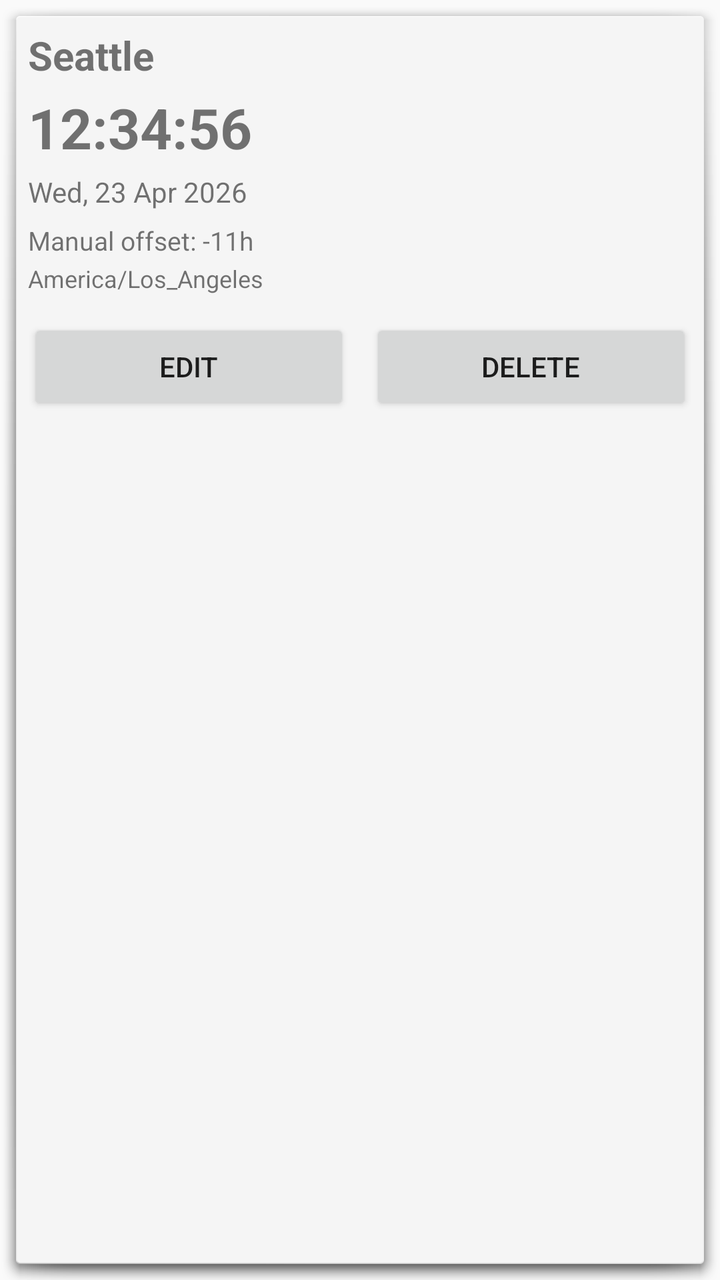
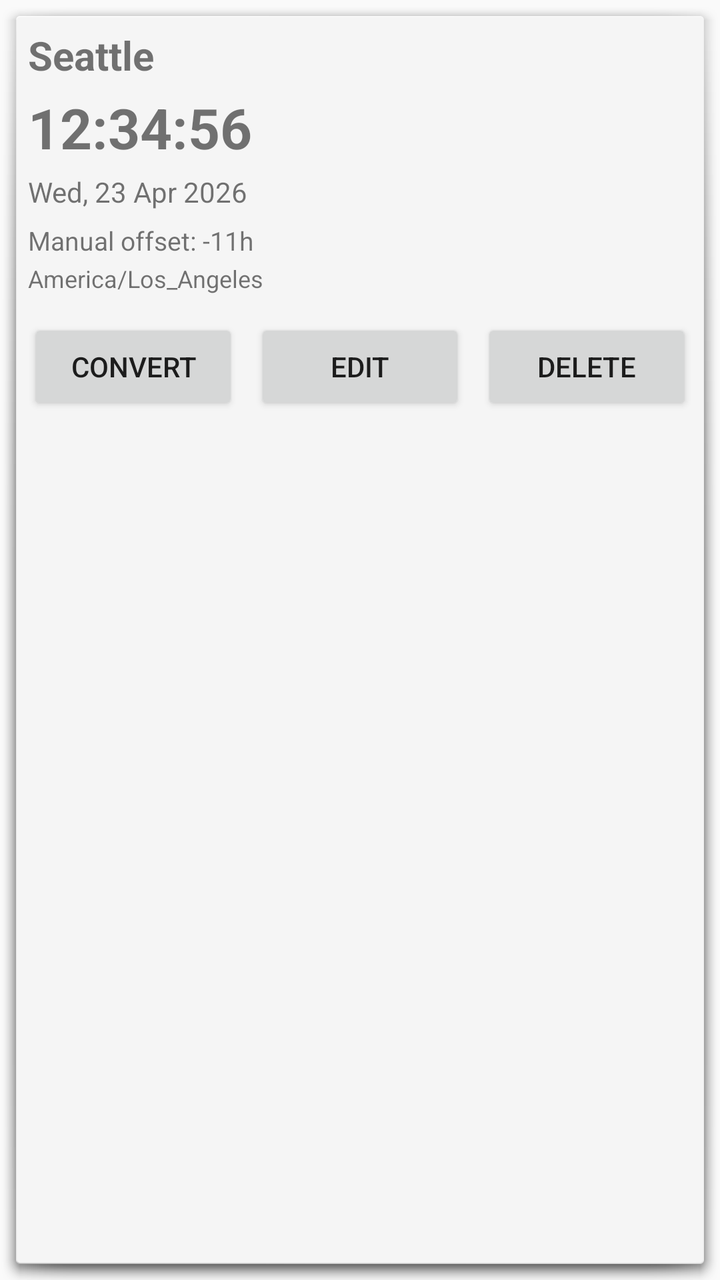

Screens rendered from an Android XML layout before and after an edit, with the pre-edit source and the edit as a unified diff.
<!-- AndroidManifest.xml: application theme Theme.AppCompat.Light.NoActionBar -->
<!-- res/layout/item_clock.xml -->
<?xml version="1.0" encoding="utf-8"?>
<LinearLayout xmlns:android="http://schemas.android.com/apk/res/android"
    android:layout_width="match_parent"
    android:layout_height="wrap_content"
    android:orientation="vertical"
    android:padding="14dp"
    android:layout_marginBottom="10dp"
    android:background="@android:drawable/dialog_holo_light_frame">

    <LinearLayout
        android:layout_width="match_parent"
        android:layout_height="wrap_content"
        android:orientation="horizontal">

        <LinearLayout
            android:layout_width="0dp"
            android:layout_height="wrap_content"
            android:layout_weight="1"
            android:orientation="vertical">

            <TextView
                android:id="@+id/cityNameText"
                android:layout_width="wrap_content"
                android:layout_height="wrap_content"
                android:text="Seattle"
                android:textSize="20sp"
                android:textStyle="bold" />

            <TextView
                android:id="@+id/timeText"
                android:layout_width="wrap_content"
                android:layout_height="wrap_content"
                android:text="12:34:56"
                android:textSize="28sp"
                android:textStyle="bold"
                android:layout_marginTop="4dp" />

            <TextView
                android:id="@+id/dateText"
                android:layout_width="wrap_content"
                android:layout_height="wrap_content"
                android:text="Wed, 23 Apr 2026"
                android:textSize="14sp"
                android:layout_marginTop="4dp" />

            <TextView
                android:id="@+id/modeText"
                android:layout_width="wrap_content"
                android:layout_height="wrap_content"
                android:text="Manual offset: -11h"
                android:textSize="13sp"
                android:layout_marginTop="6dp" />

            <TextView
                android:id="@+id/zoneText"
                android:layout_width="wrap_content"
                android:layout_height="wrap_content"
                android:text="America/Los_Angeles"
                android:textSize="12sp"
                android:layout_marginTop="2dp" />
        </LinearLayout>
    </LinearLayout>

    <LinearLayout
        android:layout_width="match_parent"
        android:layout_height="wrap_content"
        android:orientation="horizontal"
        android:layout_marginTop="12dp">

        <Button
            android:id="@+id/editButton"
            android:layout_width="0dp"
            android:layout_height="wrap_content"
            android:layout_weight="1"
            android:text="Edit" />

        <Space
            android:layout_width="10dp"
            android:layout_height="wrap_content" />

        <Button
            android:id="@+id/removeButton"
            android:layout_width="0dp"
            android:layout_height="wrap_content"
            android:layout_weight="1"
            android:text="Delete" />
    </LinearLayout>

</LinearLayout>
<!-- resources referenced by this layout -->
<resources>

</resources>

<!-- the commit's change to res/layout/item_clock.xml (unified diff, before → after) -->
@@ -68,6 +68,17 @@
         android:layout_marginTop="12dp">
 
         <Button
+            android:id="@+id/convertButton"
+            android:layout_width="0dp"
+            android:layout_height="wrap_content"
+            android:layout_weight="1"
+            android:text="Convert" />
+
+        <Space
+            android:layout_width="8dp"
+            android:layout_height="wrap_content" />
+
+        <Button
             android:id="@+id/editButton"
             android:layout_width="0dp"
             android:layout_height="wrap_content"
@@ -75,7 +86,7 @@
             android:text="Edit" />
 
         <Space
-            android:layout_width="10dp"
+            android:layout_width="8dp"
             android:layout_height="wrap_content" />
 
         <Button
